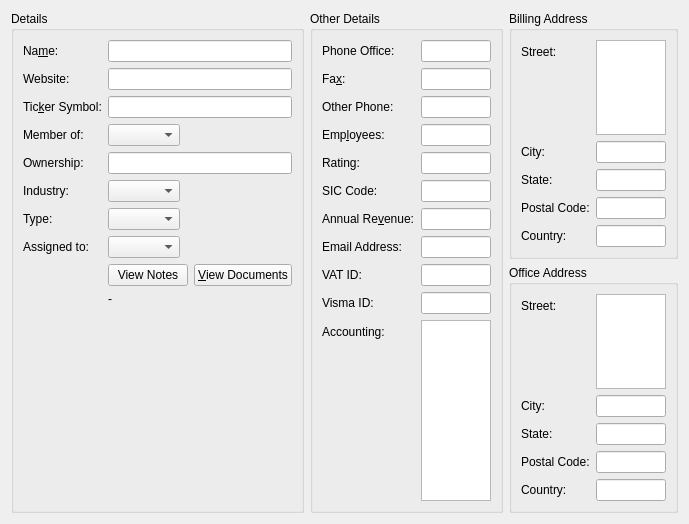
First picture: the form in client/src/details/accountdetails.ui, repository KDAB/FatCRM, before the edit.
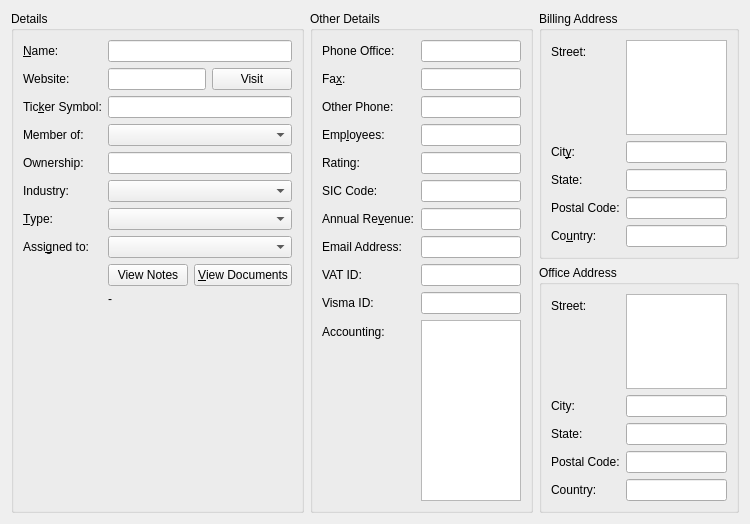
Second picture: the form after the edit. Icons and pictures are not drawn. Custom widgets are drawn as their Qt base class.

Commit message: Accounts: Make it possible to visit website

Patch:
```diff
--- a/client/src/details/accountdetails.ui
+++ b/client/src/details/accountdetails.ui
@@ -6,7 +6,7 @@
    <rect>
     <x>0</x>
     <y>0</y>
-    <width>569</width>
+    <width>750</width>
     <height>524</height>
    </rect>
   </property>
@@ -20,13 +20,10 @@
       <string>Details</string>
      </property>
      <layout class="QFormLayout" name="formLayout">
-      <property name="fieldGrowthPolicy">
-       <enum>QFormLayout::ExpandingFieldsGrow</enum>
-      </property>
       <item row="0" column="0">
        <widget class="QLabel" name="label">
         <property name="text">
-         <string>Na&amp;me:</string>
+         <string>&amp;Name:</string>
         </property>
         <property name="buddy">
          <cstring>name</cstring>
@@ -47,7 +44,21 @@
        </widget>
       </item>
       <item row="1" column="1">
-       <widget class="QLineEdit" name="website"/>
+       <layout class="QHBoxLayout" name="horizontalLayout_2">
+        <item>
+         <widget class="QLineEdit" name="website"/>
+        </item>
+        <item>
+         <widget class="QPushButton" name="visitWebsiteButton">
+          <property name="text">
+           <string>Visit</string>
+          </property>
+          <property name="icon">
+           <iconset theme="internet-web-browser"/>
+          </property>
+         </widget>
+        </item>
+       </layout>
       </item>
       <item row="2" column="0">
        <widget class="QLabel" name="label_3">
@@ -104,7 +115,7 @@
       <item row="6" column="0">
        <widget class="QLabel" name="label_7">
         <property name="text">
-         <string>Type:</string>
+         <string>&amp;Type:</string>
         </property>
         <property name="buddy">
          <cstring>account_type</cstring>
@@ -117,7 +128,7 @@
       <item row="7" column="0">
        <widget class="QLabel" name="label_9">
         <property name="text">
-         <string>Assigned to:</string>
+         <string>Assi&amp;gned to:</string>
         </property>
         <property name="buddy">
          <cstring>assigned_user_id</cstring>
@@ -332,7 +343,7 @@
       <item row="1" column="0">
        <widget class="QLabel" name="label_19">
         <property name="text">
-         <string>City:</string>
+         <string>Cit&amp;y:</string>
         </property>
         <property name="buddy">
          <cstring>billing_address_city</cstring>
@@ -371,7 +382,7 @@
       <item row="4" column="0">
        <widget class="QLabel" name="label_22">
         <property name="text">
-         <string>Country:</string>
+         <string>Co&amp;untry:</string>
         </property>
         <property name="buddy">
          <cstring>billing_address_country</cstring>
```
The commit also changes 1 other file.
